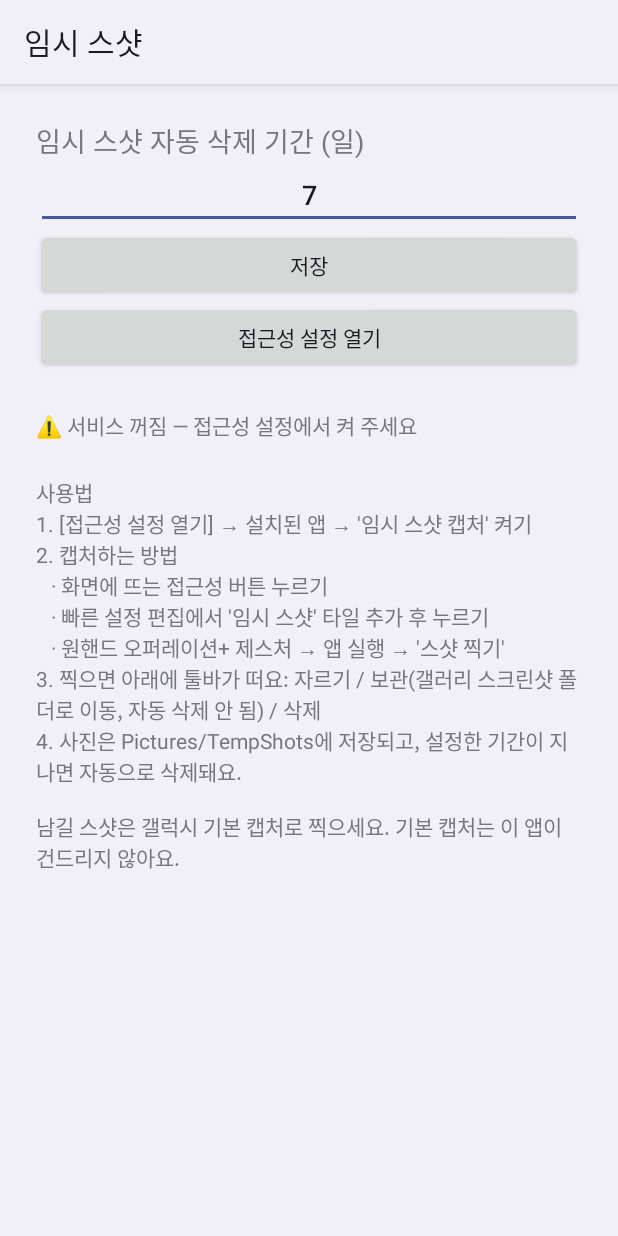
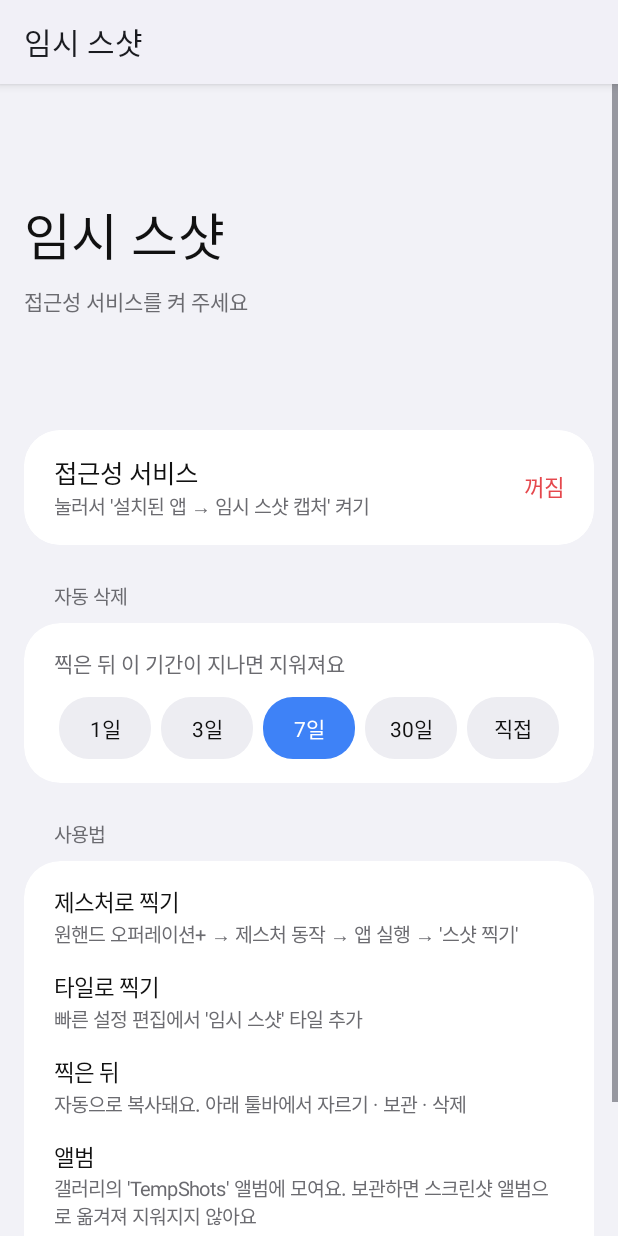
Before and after one commit to hee6635/screenshot, an Android app: the MainActivity screen opened directly, with no data from a screen before it, on a phone screen of 412 x 824 dp. Run offline under Robolectric (Android 15) with nearby library versions, the phone set to English and light mode, and no system bars; 1 statement that could not run was skipped.

Commit message:
Redesign UI, auto-copy captures, drop floating accessibility button
Co-Authored-By: Claude Opus 5.5 <noreply@anthropic.com>
Claude-Session: https://claude.ai/code/session_01JTBnEubUdnTjmB2LEortu7

```diff
--- a/app/src/main/java/com/hee/tempshot/MainActivity.java
+++ b/app/src/main/java/com/hee/tempshot/MainActivity.java
@@ -1,82 +1,193 @@
 package com.hee.tempshot;
 
 import android.app.Activity;
+import android.app.AlertDialog;
 import android.content.Intent;
 import android.os.Bundle;
 import android.provider.Settings;
 import android.text.InputType;
 import android.view.Gravity;
-import android.widget.Button;
+import android.view.View;
+import android.view.WindowInsetsController;
 import android.widget.EditText;
 import android.widget.LinearLayout;
+import android.widget.ScrollView;
 import android.widget.TextView;
 import android.widget.Toast;
 
 public class MainActivity extends Activity {
-    private TextView status;
+    private static final int[] PRESETS = {1, 3, 7, 30};
+    private Ui ui;
+    private TextView headerStatus, serviceState;
+    private LinearLayout chips;
 
     @Override
     protected void onCreate(Bundle b) {
         super.onCreate(b);
-        int pad = (int) (24 * getResources().getDisplayMetrics().density);
-        LinearLayout root = new LinearLayout(this);
-        root.setOrientation(LinearLayout.VERTICAL);
-        root.setPadding(pad, pad, pad, pad);
+        ui = new Ui(this);
+        getWindow().setStatusBarColor(ui.bg);
+        getWindow().setNavigationBarColor(ui.bg);
+        if (!ui.dark) {
+            int light = WindowInsetsController.APPEARANCE_LIGHT_STATUS_BARS
+                    | WindowInsetsController.APPEARANCE_LIGHT_NAVIGATION_BARS;
+            getWindow().getInsetsController().setSystemBarsAppearance(light, light);
+        }
 
-        TextView label = new TextView(this);
-        label.setText("임시 스샷 자동 삭제 기간 (일)");
-        label.setTextSize(18);
+        LinearLayout col = new LinearLayout(this);
+        col.setOrientation(LinearLayout.VERTICAL);
+        col.setPadding(ui.dp(16), 0, ui.dp(16), ui.dp(24));
 
-        EditText days = new EditText(this);
-        days.setInputType(InputType.TYPE_CLASS_NUMBER);
-        days.setText(String.valueOf(ShotService.days(this)));
-        days.setGravity(Gravity.CENTER);
+        // One UI-style large header that takes the top of the screen.
+        LinearLayout header = new LinearLayout(this);
+        header.setOrientation(LinearLayout.VERTICAL);
+        header.setGravity(Gravity.CENTER);
+        header.addView(ui.text("임시 스샷", 34, ui.text));
+        headerStatus = ui.text("", 14, ui.subText);
+        headerStatus.setPadding(0, ui.dp(8), 0, 0);
+        header.addView(headerStatus);
+        col.addView(header, new LinearLayout.LayoutParams(-1,
+                (int) (getResources().getDisplayMetrics().heightPixels * 0.28f)));
 
-        Button save = new Button(this);
-        save.setText("저장");
-        save.setOnClickListener(v -> {
-            int d;
-            try { d = Integer.parseInt(days.getText().toString().trim()); } catch (NumberFormatException e) { d = 0; }
-            if (d < 1 || d > 3650) {
-                Toast.makeText(this, "1~3650 사이로 입력해 주세요", Toast.LENGTH_SHORT).show();
-                return;
-            }
-            getSharedPreferences(ShotService.PREFS, MODE_PRIVATE).edit().putInt(ShotService.KEY_DAYS, d).apply();
-            int n = ShotService.cleanup(this);
-            Toast.makeText(this, d + "일로 저장" + (n > 0 ? ", " + n + "개 삭제" : ""), Toast.LENGTH_SHORT).show();
-        });
+        // Service card
+        LinearLayout service = card();
+        LinearLayout row = new LinearLayout(this);
+        row.setGravity(Gravity.CENTER_VERTICAL);
+        row.setPadding(ui.dp(20), ui.dp(16), ui.dp(20), ui.dp(16));
+        row.setBackground(ui.pressable(ui.card, 24));
+        LinearLayout texts = new LinearLayout(this);
+        texts.setOrientation(LinearLayout.VERTICAL);
+        texts.addView(ui.text("접근성 서비스", 17, ui.text));
+        TextView hint = ui.text("눌러서 '설치된 앱 → 임시 스샷 캡처' 켜기", 13, ui.subText);
+        texts.addView(hint);
+        row.addView(texts, new LinearLayout.LayoutParams(0, -2, 1));
+        serviceState = ui.text("", 15, Ui.ACCENT);
+        row.addView(serviceState);
+        row.setOnClickListener(v -> startActivity(new Intent(Settings.ACTION_ACCESSIBILITY_SETTINGS)));
+        service.addView(row);
+        col.addView(service, cardLp());
 
-        Button a11y = new Button(this);
-        a11y.setText("접근성 설정 열기");
-        a11y.setOnClickListener(v -> startActivity(new Intent(Settings.ACTION_ACCESSIBILITY_SETTINGS)));
+        // Delete period card
+        col.addView(sectionTitle("자동 삭제"));
+        LinearLayout period = card();
+        period.setPadding(ui.dp(20), ui.dp(16), ui.dp(20), ui.dp(16));
+        period.addView(ui.text("찍은 뒤 이 기간이 지나면 지워져요", 14, ui.subText));
+        chips = new LinearLayout(this);
+        chips.setPadding(0, ui.dp(12), 0, 0);
+        period.addView(chips);
+        col.addView(period, cardLp());
+        renderChips();
 
-        TextView help = new TextView(this);
-        help.setPadding(0, pad, 0, 0);
-        help.setText("사용법\n"
-                + "1. [접근성 설정 열기] → 설치된 앱 → '임시 스샷 캡처' 켜기\n"
-                + "2. 캡처하는 방법\n"
-                + "   · 화면에 뜨는 접근성 버튼 누르기\n"
-                + "   · 빠른 설정 편집에서 '임시 스샷' 타일 추가 후 누르기\n"
-                + "   · 원핸드 오퍼레이션+ 제스처 → 앱 실행 → '스샷 찍기'\n"
-                + "3. 찍으면 아래에 툴바가 떠요: 자르기 / 보관(갤러리 스크린샷 폴더로 이동, 자동 삭제 안 됨) / 삭제\n"
-                + "4. 사진은 Pictures/TempShots에 저장되고, 설정한 기간이 지나면 자동으로 삭제돼요.\n\n"
-                + "남길 스샷은 갤럭시 기본 캡처로 찍으세요. 기본 캡처는 이 앱이 건드리지 않아요.");
+        // How-to card
+        col.addView(sectionTitle("사용법"));
+        LinearLayout help = card();
+        help.setPadding(ui.dp(20), ui.dp(16), ui.dp(20), ui.dp(16));
+        String[][] steps = {
+                {"제스처로 찍기", "원핸드 오퍼레이션+ → 제스처 동작 → 앱 실행 → '스샷 찍기'"},
+                {"타일로 찍기", "빠른 설정 편집에서 '임시 스샷' 타일 추가"},
+                {"찍은 뒤", "자동으로 복사돼요. 아래 툴바에서 자르기 · 보관 · 삭제"},
+                {"앨범", "갤러리의 'TempShots' 앨범에 모여요. 보관하면 스크린샷 앨범으로 옮겨져 지워지지 않아요"},
+                {"남길 스샷", "갤럭시 기본 캡처로 찍은 건 이 앱이 건드리지 않아요"},
+        };
+        for (int i = 0; i < steps.length; i++) {
+            TextView t = ui.text(steps[i][0], 15, ui.text);
+            if (i > 0) t.setPadding(0, ui.dp(14), 0, 0);
+            help.addView(t);
+            help.addView(ui.text(steps[i][1], 13, ui.subText));
+        }
+        col.addView(help, cardLp());
 
-        status = new TextView(this);
-        status.setPadding(0, pad, 0, 0);
-
-        root.addView(label);
-        root.addView(days);
-        root.addView(save);
-        root.addView(a11y);
-        root.addView(status);
-        root.addView(help);
-        setContentView(root);
+        ScrollView scroll = new ScrollView(this);
+        scroll.setBackgroundColor(ui.bg);
+        scroll.addView(col);
+        Ui.padForSystemBars(scroll, 0);
+        setContentView(scroll);
     }
 
     @Override
     protected void onResume() {
         super.onResume();
-        status.setText(ShotService.instance != null ? "✅ 서비스 켜짐" : "⚠️ 서비스 꺼짐 — 접근성 설정에서 켜 주세요");
+        refreshStatus();
+    }
+
+    private void refreshStatus() {
+        boolean on = ShotService.instance != null;
+        serviceState.setText(on ? "켜짐" : "꺼짐");
+        serviceState.setTextColor(on ? Ui.ACCENT : Ui.DANGER);
+        headerStatus.setText(on ? ShotService.days(this) + "일 뒤 자동 삭제 중" : "접근성 서비스를 켜 주세요");
+    }
+
+    private void renderChips() {
+        chips.removeAllViews();
+        int cur = ShotService.days(this);
+        boolean custom = true;
+        for (int d : PRESETS) {
+            chips.addView(chip(d + "일", d == cur, v -> setDays(d)), chipLp());
+            if (d == cur) custom = false;
+        }
+        chips.addView(chip(custom ? cur + "일" : "직접", custom, v -> askCustom()), chipLp());
+    }
+
+    private void askCustom() {
+        EditText input = new EditText(this);
+        input.setInputType(InputType.TYPE_CLASS_NUMBER);
+        input.setHint("1~3650");
+        input.setGravity(Gravity.CENTER);
+        new AlertDialog.Builder(this)
+                .setTitle("며칠 뒤에 지울까요?")
+                .setView(input)
+                .setPositiveButton("확인", (dlg, w) -> {
+                    int d;
+                    try { d = Integer.parseInt(input.getText().toString().trim()); } catch (NumberFormatException e) { d = 0; }
+                    if (d < 1 || d > 3650) {
+                        Toast.makeText(this, "1~3650 사이로 입력해 주세요", Toast.LENGTH_SHORT).show();
+                        return;
+                    }
+                    setDays(d);
+                })
+                .setNegativeButton("취소", null)
+                .show();
+    }
+
+    private void setDays(int d) {
+        getSharedPreferences(ShotService.PREFS, MODE_PRIVATE).edit().putInt(ShotService.KEY_DAYS, d).apply();
+        int n = ShotService.cleanup(this);
+        if (n > 0) Toast.makeText(this, "지난 스샷 " + n + "개를 지웠어요", Toast.LENGTH_SHORT).show();
+        renderChips();
+        refreshStatus();
+    }
+
+    private TextView chip(String label, boolean selected, View.OnClickListener click) {
+        TextView t = ui.text(label, 14, selected ? 0xFFFFFFFF : ui.text);
+        t.setGravity(Gravity.CENTER);
+        t.setPadding(0, ui.dp(10), 0, ui.dp(10));
+        t.setBackground(ui.pressable(selected ? Ui.ACCENT : ui.chip, 20));
+        t.setOnClickListener(click);
+        return t;
+    }
+
+    private LinearLayout.LayoutParams chipLp() {
+        LinearLayout.LayoutParams lp = new LinearLayout.LayoutParams(0, -2, 1);
+        lp.setMargins(ui.dp(3), 0, ui.dp(3), 0);
+        return lp;
+    }
+
+    private LinearLayout card() {
+        LinearLayout c = new LinearLayout(this);
+        c.setOrientation(LinearLayout.VERTICAL);
+        c.setBackground(ui.round(ui.card, 24));
+        c.setClipToOutline(true);
+        return c;
+    }
+
+    private LinearLayout.LayoutParams cardLp() {
+        LinearLayout.LayoutParams lp = new LinearLayout.LayoutParams(-1, -2);
+        lp.bottomMargin = ui.dp(8);
+        return lp;
+    }
+
+    private TextView sectionTitle(String s) {
+        TextView t = ui.text(s, 13, ui.subText);
+        t.setPadding(ui.dp(20), ui.dp(16), 0, ui.dp(8));
+        return t;
     }
 }
--- /dev/null
+++ b/app/src/main/java/com/hee/tempshot/Ui.java
@@ -0,0 +1,89 @@
+package com.hee.tempshot;
+
+import android.content.Context;
+import android.content.res.ColorStateList;
+import android.content.res.Configuration;
+import android.graphics.Insets;
+import android.graphics.drawable.GradientDrawable;
+import android.graphics.drawable.RippleDrawable;
+import android.view.Gravity;
+import android.view.View;
+import android.view.WindowInsets;
+import android.widget.ImageView;
+import android.widget.LinearLayout;
+import android.widget.TextView;
+
+/** One UI-like colors and shapes shared by the toolbar, crop screen and settings. */
+final class Ui {
+    static final int ACCENT = 0xFF3E82F7;
+    static final int DANGER = 0xFFE5484D;
+
+    final Context c;
+    final boolean dark;
+    final int bg, card, text, subText, chip;
+
+    Ui(Context c) {
+        this.c = c;
+        dark = (c.getResources().getConfiguration().uiMode & Configuration.UI_MODE_NIGHT_MASK)
+                == Configuration.UI_MODE_NIGHT_YES;
+        bg = dark ? 0xFF000000 : 0xFFF2F2F7;
+        card = dark ? 0xFF1C1C1E : 0xFFFFFFFF;
+        text = dark ? 0xFFFFFFFF : 0xFF111111;
+        subText = dark ? 0xFF9A9AA0 : 0xFF6B6B70;
+        chip = dark ? 0xFF2C2C2E : 0xFFEDEDF2;
+    }
+
+    int dp(float v) {
+        return Math.round(v * c.getResources().getDisplayMetrics().density);
+    }
+
+    GradientDrawable round(int color, float radiusDp) {
+        GradientDrawable d = new GradientDrawable();
+        d.setColor(color);
+        d.setCornerRadius(dp(radiusDp));
+        return d;
+    }
+
+    /** Rounded background with a touch ripple. */
+    RippleDrawable pressable(int color, float radiusDp) {
+        int ripple = dark ? 0x33FFFFFF : 0x22000000;
+        return new RippleDrawable(ColorStateList.valueOf(ripple), round(color, radiusDp), round(0xFFFFFFFF, radiusDp));
+    }
+
+    TextView text(String s, float sp, int color) {
+        TextView t = new TextView(c);
+        t.setText(s);
+        t.setTextSize(sp);
+        t.setTextColor(color);
+        return t;
+    }
+
+    /** Icon above a small label, like Galaxy's bottom action buttons. */
+    LinearLayout action(int icon, String label, int fg, View.OnClickListener click) {
+        LinearLayout b = new LinearLayout(c);
+        b.setOrientation(LinearLayout.VERTICAL);
+        b.setGravity(Gravity.CENTER);
+        b.setPadding(dp(10), dp(6), dp(10), dp(6));
+        b.setBackground(pressable(0x00000000, 16));
+        ImageView i = new ImageView(c);
+        i.setImageResource(icon);
+        i.setImageTintList(ColorStateList.valueOf(fg));
+        b.addView(i, new LinearLayout.LayoutParams(dp(24), dp(24)));
+        TextView t = text(label, 11, fg);
+        t.setPadding(0, dp(3), 0, 0);
+        b.addView(t);
+        b.setContentDescription(label);
+        b.setOnClickListener(click);
+        return b;
+    }
+
+    /** Keeps content clear of the status and navigation bars (edge-to-edge on Android 15). */
+    static void padForSystemBars(View v, int extraBottom) {
+        int l = v.getPaddingLeft(), t = v.getPaddingTop(), r = v.getPaddingRight(), b = v.getPaddingBottom();
+        v.setOnApplyWindowInsetsListener((view, insets) -> {
+            Insets i = insets.getInsets(WindowInsets.Type.systemBars());
+            view.setPadding(l + i.left, t + i.top, r + i.right, b + i.bottom + extraBottom);
+            return insets;
+        });
+    }
+}
--- /dev/null
+++ b/app/src/main/res/drawable/ic_check.xml
@@ -0,0 +1,4 @@
+<vector xmlns:android="http://schemas.android.com/apk/res/android"
+    android:width="24dp" android:height="24dp" android:viewportWidth="24" android:viewportHeight="24">
+    <path android:fillColor="#FFFFFFFF" android:pathData="M9,16.17L4.83,12l-1.42,1.41L9,19 21,7l-1.41,-1.41z" />
+</vector>
--- /dev/null
+++ b/app/src/main/res/drawable/ic_close.xml
@@ -0,0 +1,4 @@
+<vector xmlns:android="http://schemas.android.com/apk/res/android"
+    android:width="24dp" android:height="24dp" android:viewportWidth="24" android:viewportHeight="24">
+    <path android:fillColor="#FFFFFFFF" android:pathData="M19,6.41L17.59,5 12,10.59 6.41,5 5,6.41 10.59,12 5,17.59 6.41,19 12,13.41 17.59,19 19,17.59 13.41,12z" />
+</vector>
--- /dev/null
+++ b/app/src/main/res/drawable/ic_crop.xml
@@ -0,0 +1,4 @@
+<vector xmlns:android="http://schemas.android.com/apk/res/android"
+    android:width="24dp" android:height="24dp" android:viewportWidth="24" android:viewportHeight="24">
+    <path android:fillColor="#FFFFFFFF" android:pathData="M17,15h2V7c0,-1.1 -0.9,-2 -2,-2H9v2h8v8zM7,17V1H5v4H1v2h4v10c0,1.1 0.9,2 2,2h10v4h2v-4h4v-2H7z" />
+</vector>
--- /dev/null
+++ b/app/src/main/res/drawable/ic_delete.xml
@@ -0,0 +1,4 @@
+<vector xmlns:android="http://schemas.android.com/apk/res/android"
+    android:width="24dp" android:height="24dp" android:viewportWidth="24" android:viewportHeight="24">
+    <path android:fillColor="#FFFFFFFF" android:pathData="M6,19c0,1.1 0.9,2 2,2h8c1.1,0 2,-0.9 2,-2V7H6v12zM19,4h-3.5l-1,-1h-5l-1,1H5v2h14V4z" />
+</vector>
--- /dev/null
+++ b/app/src/main/res/drawable/ic_keep.xml
@@ -0,0 +1,4 @@
+<vector xmlns:android="http://schemas.android.com/apk/res/android"
+    android:width="24dp" android:height="24dp" android:viewportWidth="24" android:viewportHeight="24">
+    <path android:fillColor="#FFFFFFFF" android:pathData="M17,3H7c-1.1,0 -1.99,0.9 -1.99,2L5,21l7,-3 7,3V5c0,-1.1 -0.9,-2 -2,-2z" />
+</vector>
--- /dev/null
+++ b/app/src/main/res/drawable/ic_launcher_bg.xml
@@ -0,0 +1,3 @@
+<shape xmlns:android="http://schemas.android.com/apk/res/android">
+    <gradient android:angle="315" android:startColor="#FF3E82F7" android:endColor="#FF6A5CF6" />
+</shape>
--- /dev/null
+++ b/app/src/main/res/mipmap-anydpi-v26/ic_launcher.xml
@@ -0,0 +1,5 @@
+<adaptive-icon xmlns:android="http://schemas.android.com/apk/res/android">
+    <background android:drawable="@drawable/ic_launcher_bg" />
+    <foreground android:drawable="@drawable/ic_launcher_fg" />
+    <monochrome android:drawable="@drawable/ic_launcher_fg" />
+</adaptive-icon>
--- a/app/src/main/res/values/strings.xml
+++ b/app/src/main/res/values/strings.xml
@@ -1,4 +1,4 @@
 <?xml version="1.0" encoding="utf-8"?>
 <resources>
-    <string name="service_desc">접근성 버튼이나 빠른 설정 타일로 임시 스크린샷을 찍어요. 설정한 기간이 지나면 자동으로 삭제돼요. 화면 내용은 기기에만 저장되고 어디에도 전송되지 않아요.</string>
+    <string name="service_desc">원핸드 오퍼레이션+ 제스처나 빠른 설정 타일로 임시 스크린샷을 찍어요. 설정한 기간이 지나면 자동으로 삭제돼요. 화면 내용은 기기에만 저장되고 어디에도 전송되지 않아요.</string>
 </resources>
--- a/app/src/main/res/xml/shot_service.xml
+++ b/app/src/main/res/xml/shot_service.xml
@@ -2,6 +2,5 @@
 <accessibility-service xmlns:android="http://schemas.android.com/apk/res/android"
     android:accessibilityEventTypes="typeWindowStateChanged"
     android:accessibilityFeedbackType="feedbackGeneric"
-    android:accessibilityFlags="flagRequestAccessibilityButton"
     android:canTakeScreenshot="true"
     android:description="@string/service_desc" />
```
Also changed, not shown: app/src/main/AndroidManifest.xml (+4 -4 lines), app/src/main/java/com/hee/tempshot/CropActivity.java (+33 -17 lines), app/src/main/java/com/hee/tempshot/ShotService.java (+86 -52 lines), app/src/main/res/drawable/ic_launcher_fg.xml (added, +11 -0 lines).
